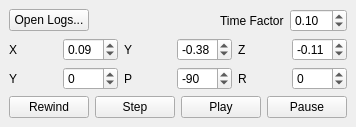
wpfhtl/octocopter, file basestation/logplayer.ui: the form before one commit.
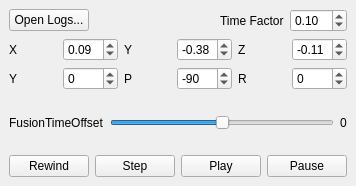
The form after the commit.

```diff
--- a/basestation/logplayer.ui
+++ b/basestation/logplayer.ui
@@ -6,8 +6,8 @@
    <rect>
     <x>0</x>
     <y>0</y>
-    <width>241</width>
-    <height>142</height>
+    <width>284</width>
+    <height>186</height>
    </rect>
   </property>
   <property name="sizePolicy">
@@ -16,12 +16,18 @@
     <verstretch>0</verstretch>
    </sizepolicy>
   </property>
+  <property name="minimumSize">
+   <size>
+    <width>284</width>
+    <height>186</height>
+   </size>
+  </property>
   <property name="windowTitle">
    <string>LogPlayer</string>
   </property>
   <widget class="QWidget" name="dockWidgetContents">
    <property name="sizePolicy">
-    <sizepolicy hsizetype="Maximum" vsizetype="Maximum">
+    <sizepolicy hsizetype="Preferred" vsizetype="Preferred">
      <horstretch>0</horstretch>
      <verstretch>0</verstretch>
     </sizepolicy>
@@ -213,6 +219,37 @@
       </item>
      </layout>
     </item>
+    <item>
+     <layout class="QHBoxLayout" name="horizontalLayout_2">
+      <item>
+       <widget class="QLabel" name="label_8">
+        <property name="text">
+         <string>FusionTimeOffset</string>
+        </property>
+       </widget>
+      </item>
+      <item>
+       <widget class="QSlider" name="mSliderFusionTimeOffset">
+        <property name="minimum">
+         <number>-200</number>
+        </property>
+        <property name="maximum">
+         <number>200</number>
+        </property>
+        <property name="orientation">
+         <enum>Qt::Horizontal</enum>
+        </property>
+       </widget>
+      </item>
+      <item>
+       <widget class="QLabel" name="mLabelFusionTimeOffset">
+        <property name="text">
+         <string>0</string>
+        </property>
+       </widget>
+      </item>
+     </layout>
+    </item>
     <item>
      <layout class="QHBoxLayout" name="horizontalLayout_3">
       <item>
```
